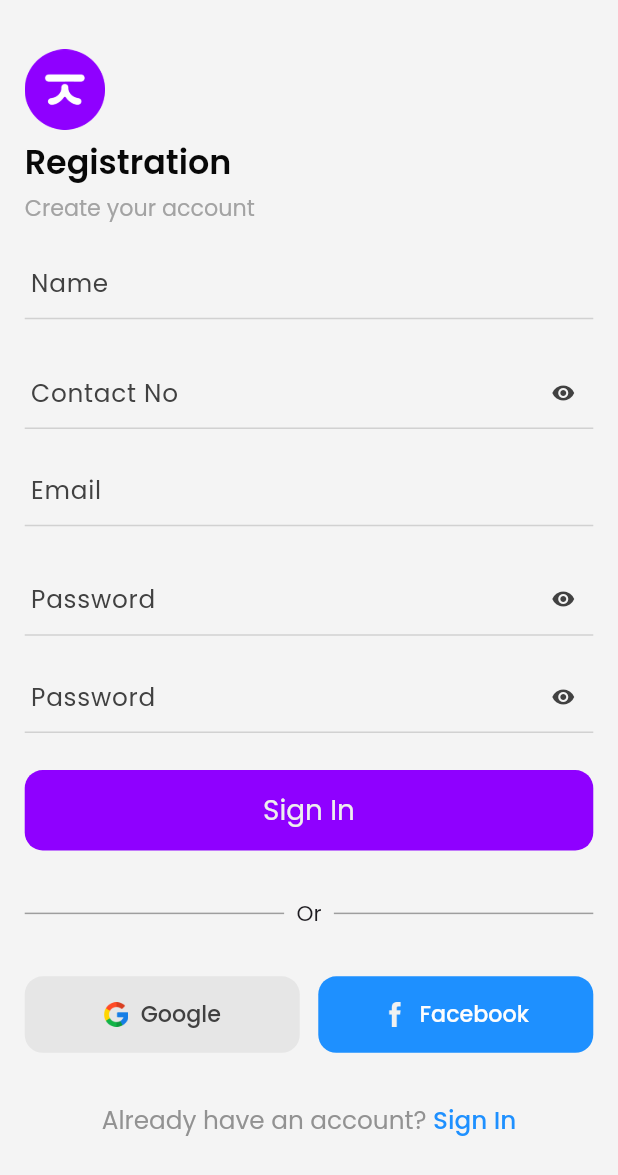
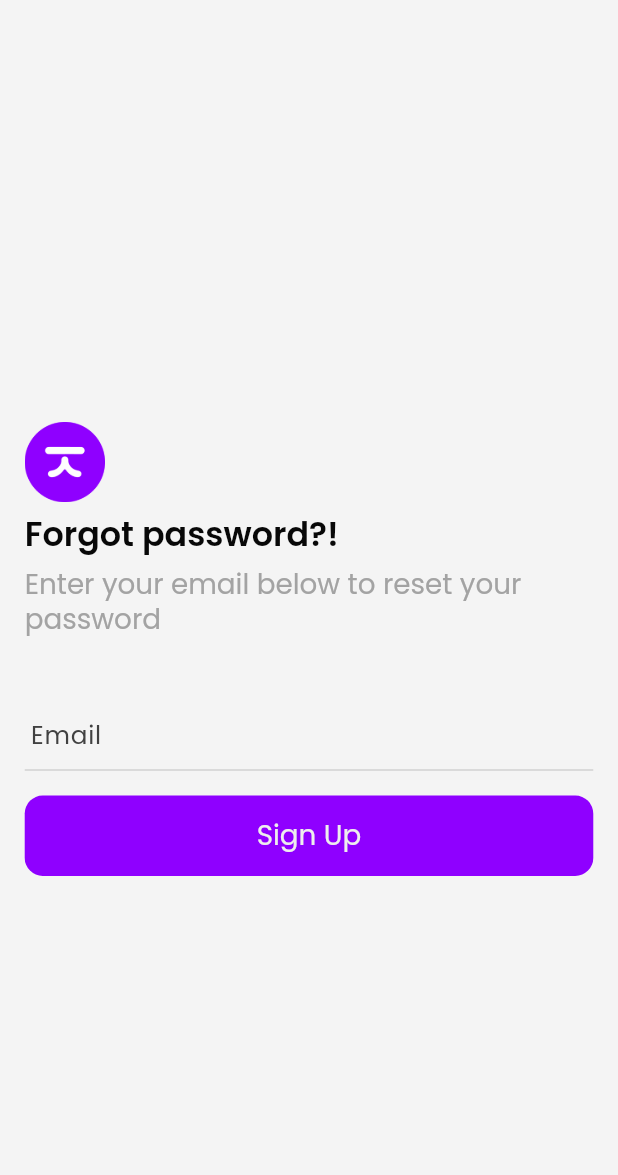
Before and after one commit to billalhossan1/luggage_tracking, a Flutter app: the screen it shows after launch, on a phone screen of 412 x 824 dp. Shown: the top 1175 px of the screen. Run offline on Flutter 3.47's test engine with Material 3 defaults, Android fonts, the phone set to English and light mode, and no system bars; our stand-ins replace flutter_svg, get.

Commit message:
forget password screen

```diff
--- a/lib/app_entry_point.dart
+++ b/lib/app_entry_point.dart
@@ -15,7 +15,7 @@ class MyApp extends StatelessWidget {
     return GetMaterialApp(
       debugShowCheckedModeBanner: false,
       defaultTransition: Transition.cupertinoDialog,
-      initialRoute: AppRoutes.instance.signUp,
+      initialRoute: AppRoutes.instance.forgetPasswordScreen,
       getPages: appRootRoutesFile,
       enableLog: true,
       theme: appThemeData,
--- a/lib/routes/app_routes.dart
+++ b/lib/routes/app_routes.dart
@@ -30,4 +30,5 @@ class AppRoutes {
   ///====================Auth Screen =================
   final String signIn = "/sign-in-screen";
   final String signUp = "/sign-up-screen";
+  final String forgetPasswordScreen = "/forget-password-screen";
 }
--- a/lib/routes/app_routes_file.dart
+++ b/lib/routes/app_routes_file.dart
@@ -18,6 +18,8 @@ import 'package:luggage_tracking/screens/device_screen/device_screen.dart';
 import 'package:luggage_tracking/screens/edit_profile_screen/edir_profile_screen.dart';
 import 'package:luggage_tracking/screens/faq_screen/faq_screen.dart';
 import 'package:luggage_tracking/screens/feedback_screen/feedback_screen.dart';
+import 'package:luggage_tracking/screens/forget_password_screen/controller/forget_password_controller.dart';
+import 'package:luggage_tracking/screens/forget_password_screen/forget_password_screen.dart';
 import 'package:luggage_tracking/screens/home_screen/home_screen.dart';
 import 'package:luggage_tracking/screens/navigation_screen/navigation_screen.dart';
 import 'package:luggage_tracking/screens/payment_screen/payment_screen.dart';
@@ -49,6 +51,11 @@ List<GetPage> appRootRoutesFile = <GetPage>[
     name: AppRoutes.instance.signUp,
     binding: AuthBinding(),
     page: () => const SignUpScreen(),
+  ),
+  GetPage(
+    name: AppRoutes.instance.forgetPasswordScreen,
+    binding: AuthBinding(),
+    page: () => const ForgetPasswordScreen(),
   ),
 
   //////////=======================navigation screen===================
--- a/lib/routes/bindings/auth_binding.dart
+++ b/lib/routes/bindings/auth_binding.dart
@@ -1,4 +1,5 @@
 import 'package:get/get.dart';
+import 'package:luggage_tracking/screens/forget_password_screen/controller/forget_password_controller.dart';
 import 'package:luggage_tracking/screens/signin_screen/controller/sign_in_screen_controller.dart';
 import 'package:luggage_tracking/screens/signup_screen/controller/sign_up_screen_controller.dart';
 
@@ -6,7 +7,7 @@ class AuthBinding extends Bindings {
   @override
   dependencies() {
     Get.lazyPut(() => SignInScreenController());
-    // Get.lazyPut(() => ForgotScreenController());
+    Get.lazyPut(() => ForgetPasswordScreenController());
     // Get.lazyPut(() => OtpVerificationController());
     Get.lazyPut(() => SignUpScreenController());
     // Get.lazyPut(() => ChangePasswordScreenController());
--- /dev/null
+++ b/lib/screens/forget_password_screen/controller/forget_password_controller.dart
@@ -0,0 +1,56 @@
+import 'dart:developer';
+
+import 'package:flutter/material.dart';
+import 'package:get/get.dart';
+
+class ForgetPasswordScreenController extends GetxController {
+  //////////////  variable & object
+  RxBool isLoading = RxBool(false);
+  RxBool isRememberMe = RxBool(false);
+  GlobalKey<FormState> signInFormKey = GlobalKey<FormState>();
+  // final AuthRepository authRepository = AuthRepository();
+
+  //////////  text controller
+
+  TextEditingController emailTextEditingController = TextEditingController();
+  TextEditingController passwordTextEditingController = TextEditingController();
+
+  // Future<void> signIn() async {
+  //   try {
+  //     isLoading.value = true;
+  //     // var repoResponse = await authRepository.signIn(email: emailTextEditingController.text, password: passwordTextEditingController.text);
+  //     if (repoResponse != null) {
+  //       Get.offAllNamed(AppRoutes.navigationScreen, arguments: repoResponse);
+  //     }
+  //     isLoading.value = false;
+  //   } catch (e) {
+  //     errorLog("sign in function", e);
+  //     isLoading.value = false;
+  //   }
+  // }
+
+  void clickSignIButton() {
+    try {
+      if (signInFormKey.currentState!.validate()) {
+        // signIn();
+      }
+    } catch (e) {
+      log("error form click SignIn button function : $e");
+    }
+  }
+
+  // appClose() {
+  //   try {
+  //     emailTextEditingController.dispose();
+  //     passwordTextEditingController.dispose();
+  //   } catch (e) {
+  //     errorLog("app close sign in page", e);
+  //   }
+  // }
+
+  // @override
+  // void onClose() {
+  //   appClose();
+  //   super.onClose();
+  // }
+}
--- /dev/null
+++ b/lib/screens/forget_password_screen/forget_password_screen.dart
@@ -0,0 +1,89 @@
+import 'package:flutter/material.dart';
+import 'package:get/get.dart';
+import 'package:luggage_tracking/const/app_colors.dart';
+import 'package:luggage_tracking/const/assets_icons_path.dart';
+import 'package:luggage_tracking/screens/signin_screen/controller/sign_in_screen_controller.dart';
+import 'package:luggage_tracking/utils/app_size.dart';
+import 'package:luggage_tracking/utils/gap.dart';
+import 'package:luggage_tracking/widgets/app_image/app_image.dart';
+import 'package:luggage_tracking/widgets/button/app_button.dart';
+import 'package:luggage_tracking/widgets/texts/app_input_widget_two.dart';
+import 'package:luggage_tracking/widgets/texts/app_text.dart';
+
+class ForgetPasswordScreen extends StatelessWidget {
+  const ForgetPasswordScreen({super.key});
+
+  @override
+  Widget build(BuildContext context) {
+    return GetBuilder<SignInScreenController>(
+      init: SignInScreenController(),
+      builder: (controller) {
+        return Scaffold(
+          body: SafeArea(
+            child: Center(
+              child: Padding(
+                padding: EdgeInsets.all(AppSize.width(value: 16)),
+                child: Column(
+                  mainAxisSize: MainAxisSize.min,
+                  mainAxisAlignment: MainAxisAlignment.center,
+                  crossAxisAlignment: CrossAxisAlignment.start,
+                  children: [
+                    Gap(height: AppSize.height(value: 40)),
+                    Column(
+                      spacing: AppSize.width(value: 8),
+                      crossAxisAlignment: CrossAxisAlignment.start,
+                      children: [
+                        AppImage(
+                          path: AssetsIconsPath.instance.appLogoCircle,
+                          width: AppSize.width(value: 48),
+                          height: AppSize.width(value: 48),
+                        ),
+                        AppText(
+                          data: "Forgot password?!",
+                          color: AppColors.instance.black900,
+                          fontSize: AppSize.width(value: 24),
+                          fontWeight: FontWeight.w600,
+                        ),
+                        AppText(
+                          data: "Enter your email below to reset your password",
+                          color: AppColors.instance.white700,
+                          fontSize: AppSize.width(value: 18),
+                          fontWeight: FontWeight.w400,
+                        ),
+                      ],
+                    ),
+                    Gap(height: AppSize.height(value: 40)),
+                    Form(
+                      key: controller.signInFormKey,
+                      child: Column(
+                        children: [
+                          AppInputWidgetTwo(
+                            hintText: "Email",
+                            filled: true,
+                            isEmail: true,
+                            contentPadding: EdgeInsets.symmetric(),
+                            controller: controller.emailTextEditingController,
+                          ),
+                          Gap(height: 16),
+                          AppButton(
+                            borderRadius: BorderRadius.circular(12),
+                            isLoading: controller.isLoading.value,
+                            onTap: () {
+                              // controller.signInUser();
+                            },
+                            title: "Sign Up",
+                            titleSize: AppSize.width(value: 20),
+                          ),
+                        ],
+                      ),
+                    ),
+                  ],
+                ),
+              ),
+            ),
+          ),
+        );
+      },
+    );
+  }
+}
--- a/lib/screens/signup_screen/signup_screen.dart
+++ b/lib/screens/signup_screen/signup_screen.dart
@@ -192,7 +192,7 @@ class SignUpScreen extends StatelessWidget {
                                 TapGestureRecognizer()
                                   ..onTap = () {
                                     // Tap handle logic here
-                                    Get.toNamed(AppRoutes.instance.signIn);
+                                    Get.back();
                                     // Navigator.push(...); // optionally navigate to another page
                                   },
                           ),
```
